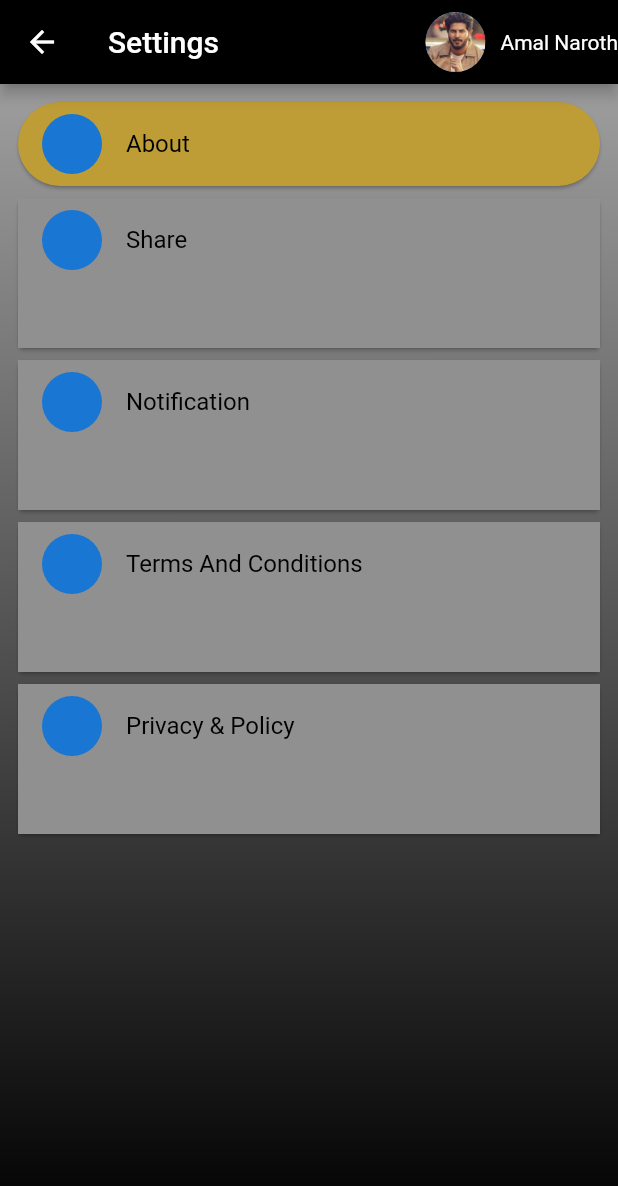
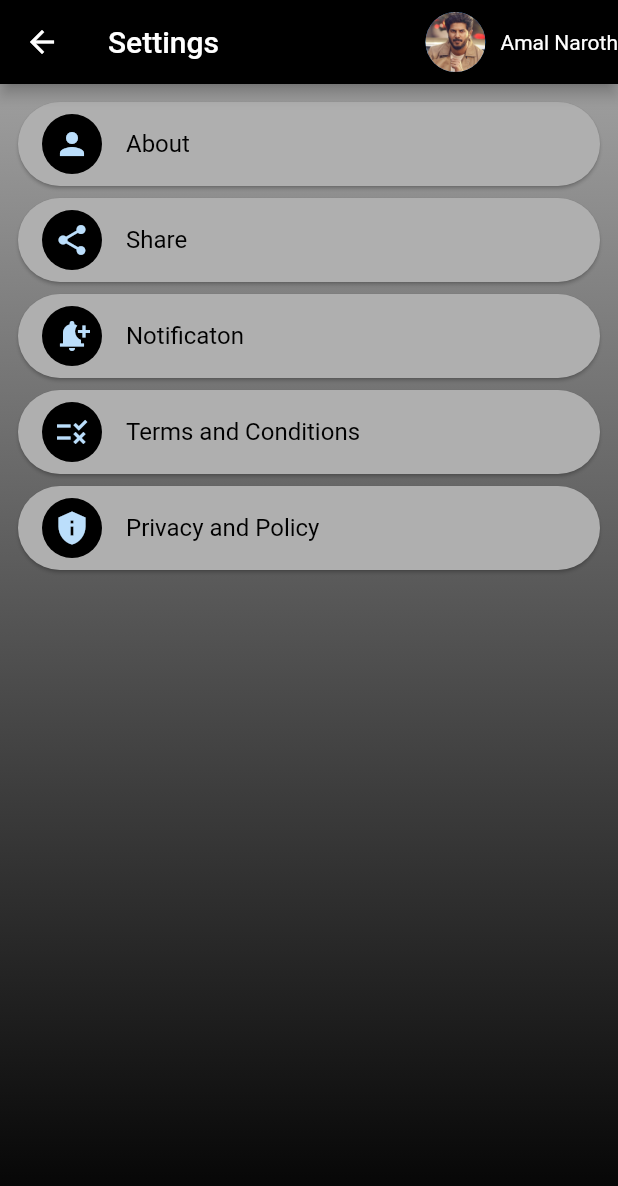
Before and after one commit to AmalNaroth/Naro-Music, a Flutter app: the settings_screen screen opened directly, on a phone screen of 412 x 824 dp. Shown: the top 1186 px of the screen. Run offline on Flutter 3.47's test engine with Material 2 defaults, Android fonts, the phone set to English and light mode, and no system bars; our stand-ins replace assets_audio_player, get, google_nav_bar, hive_flutter, on_audio_query, permission_handler and 2 more; accounts and stored records are empty.

Commit message:
before ui changing

```diff
--- a/lib/db/functions/db_functions.dart
+++ b/lib/db/functions/db_functions.dart
@@ -166,6 +166,8 @@ void allMostPlayedListShow() async {
   mostplayedsongNotifier.notifyListeners();
 }
 
+
+
 bool favouritecheckings(songsmodel data) {
   for (var elements in favsongListNotifier.value) {
     if (data.id == elements.id) {
--- a/lib/main.dart
+++ b/lib/main.dart
@@ -17,6 +17,7 @@ class MyApp extends StatelessWidget {
     return MaterialApp(
       debugShowCheckedModeBanner: false,
       theme: ThemeData(
+       // useMaterial3: true,
         primarySwatch: Colors.blue,
         textTheme: Theme.of(context).textTheme.apply(
           bodyColor: Color.fromARGB(255, 0, 0, 0),
--- a/lib/ui/home_page/home_screen.dart
+++ b/lib/ui/home_page/home_screen.dart
@@ -100,7 +100,7 @@ class _homescreenState extends State<homescreen> {
                    child: ValueListenableBuilder(
                      valueListenable:  allSongListNotifier,
                      builder: (BuildContext ctx, List<songsmodel>newlist, Widget? child) {
-                       return ListView.builder(
+                       return !newlist.isEmpty ? ListView.builder(
                       itemCount: newlist.length,
                       itemBuilder: (context, index) {
                         final data=newlist[index];
@@ -138,6 +138,8 @@ class _homescreenState extends State<homescreen> {
                           child: songlistbar(data: data, index: index, context: context, songslist: newlist),
                         );
                       },
+                     ):Center(
+                      child: Text("No songs found",style: TextStyle(color: Colors.white,fontSize: 20,fontWeight: FontWeight.bold),),
                      );
                      },
                    ),
--- a/lib/ui/settings_page/settings_screen.dart
+++ b/lib/ui/settings_page/settings_screen.dart
@@ -122,54 +122,65 @@ class _settings_screenState extends State<settings_screen> {
               shape: RoundedRectangleBorder(
                    borderRadius: BorderRadius.circular(50),
                  ),
-              color: Color.fromARGB(255, 190, 157, 55),
+              color: Color.fromARGB(255, 175, 175, 175),
               child: ListTile(
-                leading: CircleAvatar(),
+                leading: CircleAvatar(
+                  backgroundColor: Colors.black,
+                  child: Icon(Icons.person),
+                ),
                 title: Text("About"),
               ),
             ),
             Card(
-              child: Container(
-              height: 100,
-              width: 200,
-                color: Color.fromARGB(255, 144, 144, 144),
-                child: ListTile(
-                  leading: CircleAvatar(),
-                  title: Text("Share"),
+              shape: RoundedRectangleBorder(
+                   borderRadius: BorderRadius.circular(50),
+                 ),
+              color: Color.fromARGB(255, 175, 175, 175),
+              child: ListTile(
+                leading: CircleAvatar(
+                  backgroundColor: Colors.black,
+                  child: Icon(Icons.share),
                 ),
+                title: Text("Share"),
               ),
             ),
             Card(
-              child: Container(
-              height: 100,
-              width: 200,
-                color: Color.fromARGB(255, 144, 144, 144),
-                child: ListTile(
-                  leading: CircleAvatar(),
-                  title: Text("Notification"),
+              shape: RoundedRectangleBorder(
+                   borderRadius: BorderRadius.circular(50),
+                 ),
+              color: Color.fromARGB(255, 175, 175, 175),
+              child: ListTile(
+                leading: CircleAvatar(
+                  backgroundColor: Colors.black,
+                  child: Icon(Icons.notification_add),
                 ),
+                title: Text("Notificaton"),
               ),
             ),
             Card(
-              child: Container(
-              height: 100,
-              width: 200,
-                color: Color.fromARGB(255, 144, 144, 144),
-                child: ListTile(
-                  leading: CircleAvatar(),
-                  title: Text("Terms And Conditions"),
+              shape: RoundedRectangleBorder(
+                   borderRadius: BorderRadius.circular(50),
+                 ),
+              color: Color.fromARGB(255, 175, 175, 175),
+              child: ListTile(
+                leading: CircleAvatar(
+                  backgroundColor: Colors.black,
+                  child: Icon(Icons.rule),
                 ),
+                title: Text("Terms and Conditions"),
               ),
             ),
             Card(
-              child: Container(
-              height: 100,
-              width: 200,
-                color: Color.fromARGB(255, 144, 144, 144),
-                child: ListTile(
-                  leading: CircleAvatar(),
-                  title: Text("Privacy & Policy"),
+              shape: RoundedRectangleBorder(
+                   borderRadius: BorderRadius.circular(50),
+                 ),
+              color: Color.fromARGB(255, 175, 175, 175),
+              child: ListTile(
+                leading: CircleAvatar(
+                  backgroundColor: Colors.black,
+                  child: Icon(Icons.privacy_tip),
                 ),
+                title: Text("Privacy and Policy"),
               ),
             ),
           ],
--- a/pubspec.yaml
+++ b/pubspec.yaml
@@ -33,6 +33,7 @@ dependencies:
   flutter:
     sdk: flutter
   flutter_datetime_picker: ^1.5.1
+  flutter_neumorphic: ^3.2.0
   get: ^4.6.5
   google_fonts: ^4.0.3
   google_nav_bar: ^5.0.6
```
Also changed, not shown: lib/ui/nowPlaying/nowplayingscreen.dart (+12 -5 lines), lib/ui/playlist_page/favroutiteList.dart (+11 -11 lines), lib/ui/playlist_page/mostplayedlist.dart (+28 -27 lines), lib/ui/playlist_page/recentlyList.dart (+10 -39 lines), lib/ui/search_page/search_screen.dart (+21 -0 lines), lib/widgets/allwidget.dart (+104 -31 lines), assets/image2/image0.jpg (added), assets/image2/image1.jpg (added), assets/image2/image2.jpg (added), lib/db/models/playlistmodel.dart (line endings or trailing spaces), pubspec.lock.
